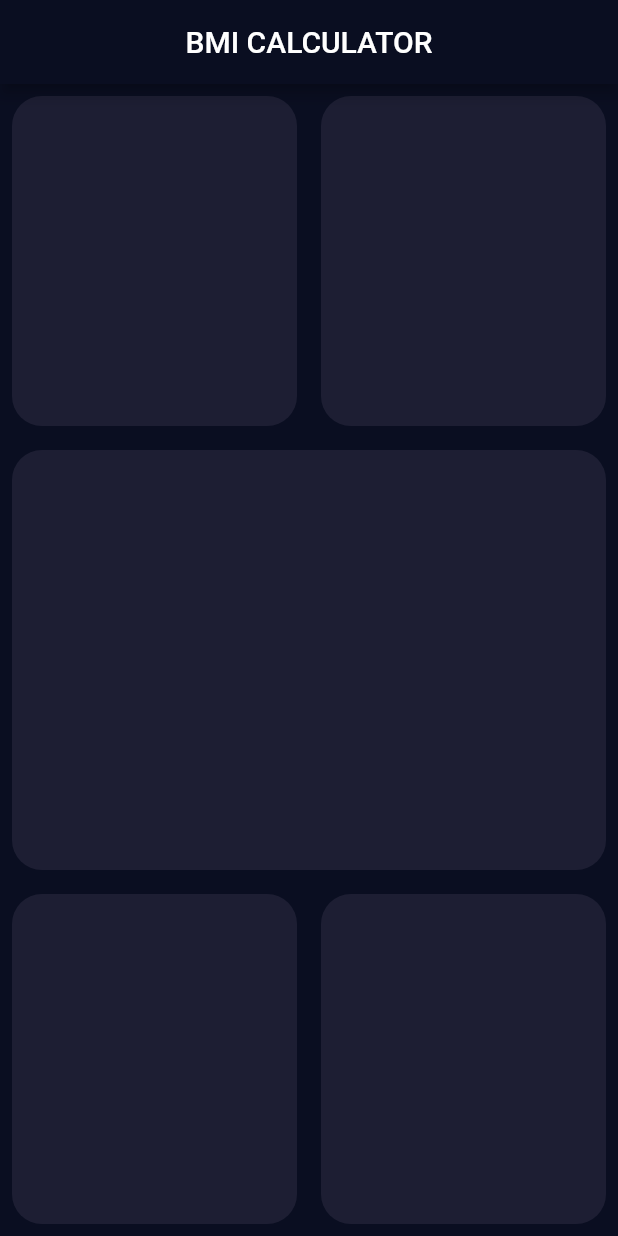
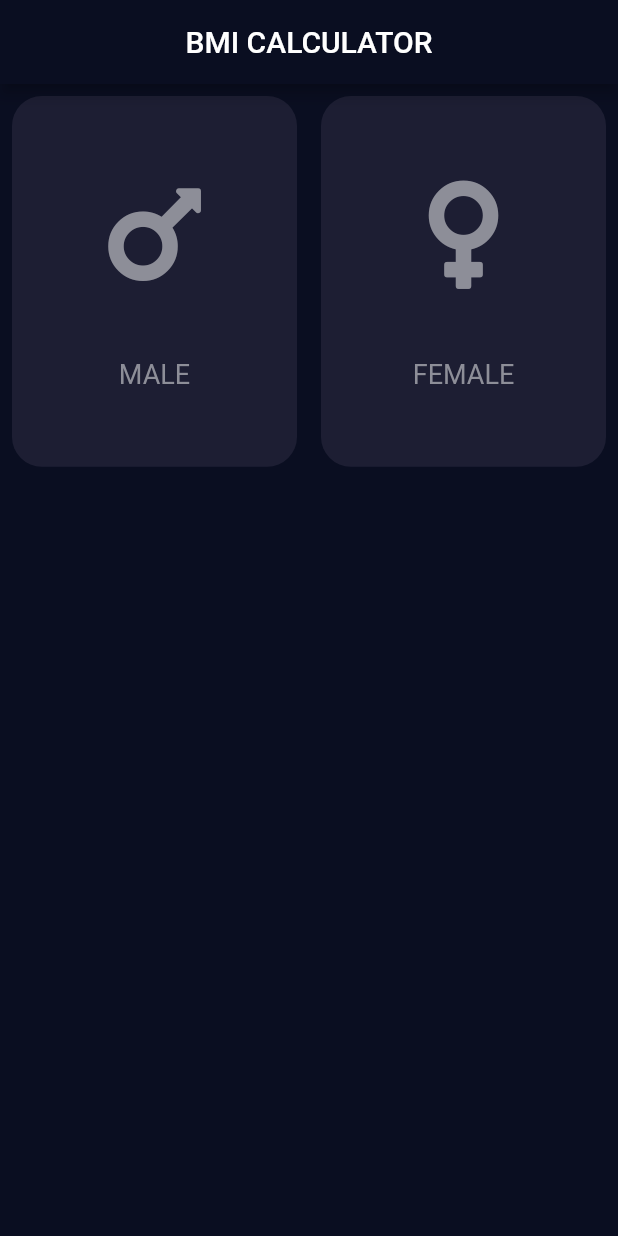
Before and after one commit to julianoventola/bmi, a Flutter app: the screen it shows after launch, on a phone screen of 412 x 824 dp. Run offline on Flutter 3.47's test engine with Material 2 defaults, Android fonts, the light colour scheme and no system bars; our stand-ins replace font_awesome_flutter.

Commit message:
feat: component "card content" as widget

```diff
--- a/lib/input_page.dart
+++ b/lib/input_page.dart
@@ -1,5 +1,7 @@
 import 'package:flutter/material.dart';
+import 'package:font_awesome_flutter/font_awesome_flutter.dart';
 
+import 'widgets/card_content.dart';
 import 'widgets/container_widget.dart';
 
 class InputPage extends StatefulWidget {
@@ -10,6 +12,8 @@ class InputPage extends StatefulWidget {
 class _InputPageState extends State<InputPage> {
   @override
   Widget build(BuildContext context) {
+    final size = MediaQuery.of(context).size;
+
     return Scaffold(
       appBar: AppBar(
         centerTitle: true,
@@ -19,17 +23,32 @@ class _InputPageState extends State<InputPage> {
         children: [
           Row(
             children: [
-              Expanded(child: ContainerWidget()),
-              Expanded(child: ContainerWidget()),
+              Expanded(
+                child: ContainerWidget(
+                  child: GenderContent(
+                    icon: FontAwesomeIcons.mars,
+                    size: size,
+                    title: 'MALE',
+                  ),
+                ),
+              ),
+              Expanded(
+                  child: ContainerWidget(
+                child: GenderContent(
+                  icon: FontAwesomeIcons.venus,
+                  size: size,
+                  title: 'FEMALE',
+                ),
+              )),
             ],
           ),
-          Expanded(child: ContainerWidget()),
-          Row(
+          //Expanded(child: ContainerWidget()),
+          /*Row(
             children: [
               Expanded(child: ContainerWidget()),
               Expanded(child: ContainerWidget()),
             ],
-          ),
+          ),*/
         ],
       ),
     );
--- /dev/null
+++ b/lib/widgets/card_content.dart
@@ -0,0 +1,38 @@
+import 'package:flutter/material.dart';
+
+class GenderContent extends StatelessWidget {
+  final Size size;
+  final IconData icon;
+  final String title;
+
+  const GenderContent({
+    Key? key,
+    required this.size,
+    required this.icon,
+    required this.title,
+  }) : super(key: key);
+
+  @override
+  Widget build(BuildContext context) {
+    return Column(
+      mainAxisAlignment: MainAxisAlignment.center,
+      children: [
+        Icon(
+          icon,
+          size: size.height * 0.1,
+          color: Color(0xff8d8e98),
+        ),
+        SizedBox(
+          height: size.height * 0.05,
+        ),
+        Text(
+          title,
+          style: TextStyle(
+            fontSize: 18,
+            color: Color(0xff8d8e98),
+          ),
+        )
+      ],
+    );
+  }
+}
--- a/lib/widgets/container_widget.dart
+++ b/lib/widgets/container_widget.dart
@@ -1,8 +1,11 @@
 import 'package:flutter/material.dart';
 
 class ContainerWidget extends StatelessWidget {
+  final Widget child;
+
   const ContainerWidget({
     Key? key,
+    required this.child,
   }) : super(key: key);
 
   @override
@@ -13,7 +16,8 @@ class ContainerWidget extends StatelessWidget {
         color: Color(0xff1d1e33),
         borderRadius: BorderRadius.circular(20),
       ),
-      height: 220,
+      height: MediaQuery.of(context).size.height * 0.3,
+      child: child,
     );
   }
 }
```
